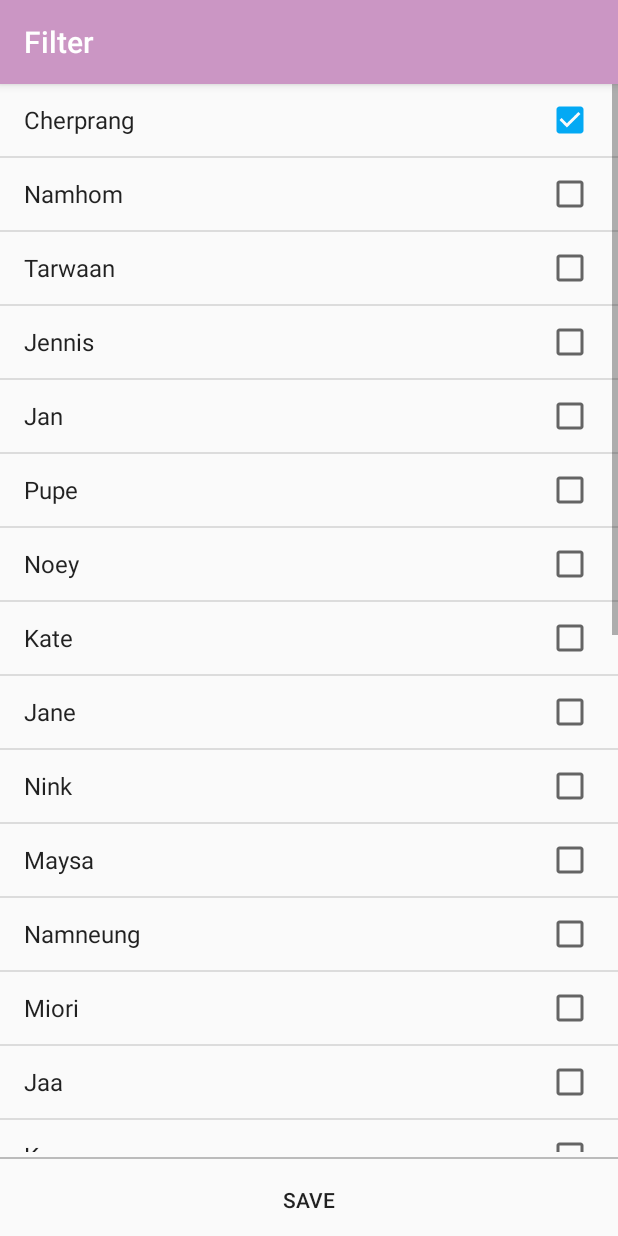
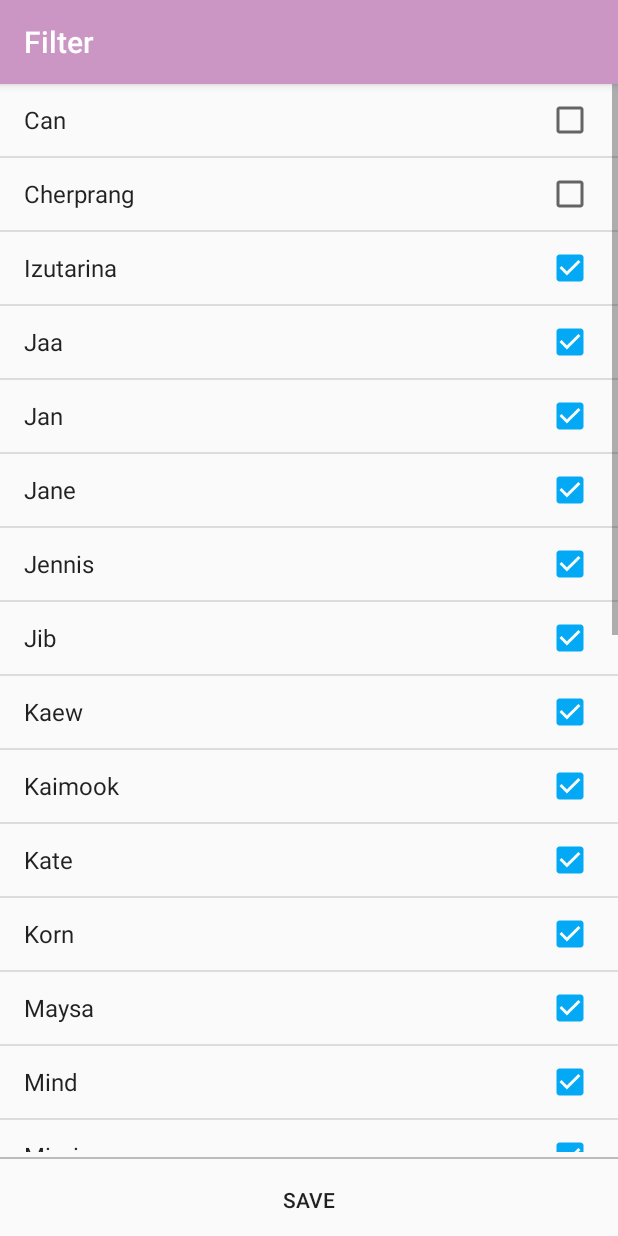
Before and after one commit to chin8628/final_project_android, an Android app: the FilterActivity screen opened directly, with no data from a screen before it, after a tap on "Cherprang", on a phone screen of 412 x 824 dp. Run offline under Robolectric (Android 15) with nearby library versions, the phone set to English and light mode, and no system bars; our stand-ins replace ButterKnife; 1 other tap on this screen came first.

Commit message:
Sort name of members by alphabet, Fixed bug filter page of new sort of members.

```diff
--- a/app/src/main/java/kmitl/fina/boonyarith58070077/bnk48feed/FilterActivity.java
+++ b/app/src/main/java/kmitl/fina/boonyarith58070077/bnk48feed/FilterActivity.java
@@ -51,18 +51,13 @@ public class FilterActivity extends AppCompatActivity {
 
         sparseBooleanArray = listView.getCheckedItemPositions();
 
-        Member.clearFilter();
-        final List<String> filter_member = new ArrayList<String>();
         listView.setOnItemClickListener(new AdapterView.OnItemClickListener() {
             @Override
             public void onItemClick(AdapterView<?> parent, View view, int position, long id) {
-                for (int i=0; i<sparseBooleanArray.size(); i++) {
-                    if (sparseBooleanArray.valueAt(i)) {
-                        filter_member.add(listViewItems.get(sparseBooleanArray.keyAt(i)).toLowerCase());
-                    }
-                }
-                Log.d("www", "filter after add>> " + filter_member.toString());
-                Member.setMemberFilter(filter_member);
+                Log.d("www", sparseBooleanArray.get(position) + "");
+                Log.d("www", sparseBooleanArray.keyAt(position) + "");
+                String name = listViewItems.get(sparseBooleanArray.keyAt(position)).toLowerCase();
+                Member.toggleFilter(name);
                 Log.d("www", "filter after set>> " + Member.getMemberFilter().toString());
             }
         });
--- a/app/src/main/java/kmitl/fina/boonyarith58070077/bnk48feed/model/member/Member.java
+++ b/app/src/main/java/kmitl/fina/boonyarith58070077/bnk48feed/model/member/Member.java
@@ -1,8 +1,5 @@
 package kmitl.fina.boonyarith58070077.bnk48feed.model.member;
 
-import android.util.ArraySet;
-
-import java.lang.reflect.Array;
 import java.util.ArrayList;
 import java.util.Arrays;
 import java.util.HashMap;
@@ -14,9 +11,9 @@ import java.util.Set;
 public class Member {
 
     private final static String[] member = {
-            "cherprang", "namhom", "tarwaan", "jennis", "jan", "pupe", "noey", "kate", "jane",
-            "nink", "maysa", "namneung", "miori", "jaa", "kaew", "can", "mind", "orn", "namsai",
-            "mobile", "music", "pun", "piam", "satchan", "jib", "korn", "kaimook", "izutarina"
+            "can", "cherprang", "izutarina", "jaa", "jan", "jane", "jennis", "jib", "kaew", "kaimook",
+            "kate", "korn", "maysa", "mind", "miori", "mobile", "music", "namhom", "namneung", "namsai",
+            "nink", "noey", "orn", "piam", "pun", "pupe", "satchan", "tarwaan"
     };
 
     // If I have more time, this properties should be migrate to server instead this
@@ -122,4 +119,20 @@ public class Member {
 
         return "not found";
     }
+
+    public static void addFilter(String name) {
+        Member.memberFilter.add(name);
+    }
+
+    public static void removeFilter(String name) {
+        Member.memberFilter.remove(name);
+    }
+
+    public static void toggleFilter(String name) {
+        if (Member.memberFilter.contains(name)) {
+            Member.removeFilter(name);
+        } else {
+            Member.addMemberFilter(name);
+        }
+    }
 }
```
